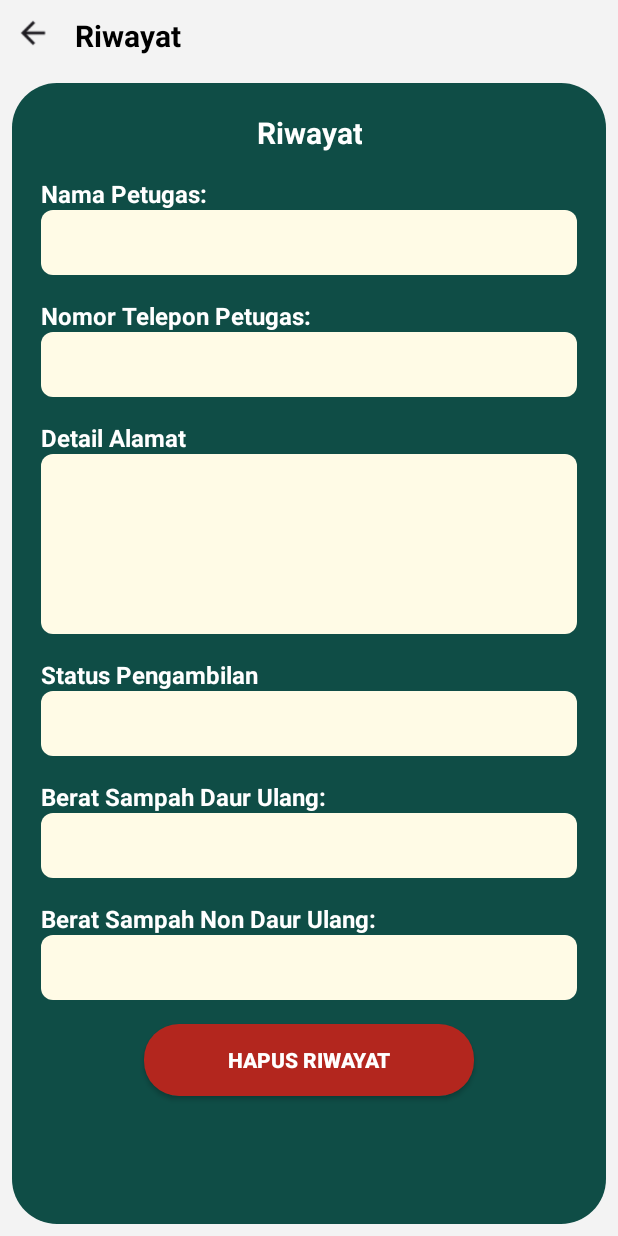
After one commit to zihancahya30/Re-LIFE-APP, an Android app built with Jetpack Compose: the RiwayatCustomer screen opened directly, with no data from a screen before it, on a phone screen of 412 x 824 dp. The commit adds this screen. Run offline under Robolectric (Android 15) with nearby library versions, the phone set to English and light mode, and no system bars; our stand-ins replace Firebase (no records; nobody signed in at launch, a user with empty details on screens opened directly).

Commit message:
kurang 1 step lagi le

```diff
--- a/app/src/main/AndroidManifest.xml
+++ b/app/src/main/AndroidManifest.xml
@@ -83,5 +83,8 @@
         <activity
             android:name=".AktivitasCustomer"
             android:theme="@style/Theme.AppCompat.Light" />
+        <activity
+            android:name=".RiwayatCustomer"
+            android:theme="@style/Theme.AppCompat.Light" />
     </application>
 </manifest>
--- /dev/null
+++ b/app/src/main/java/pnm/ac/id/re_life/RiwayatCustomer.kt
@@ -0,0 +1,86 @@
+package pnm.ac.id.re_life
+
+import android.os.Bundle
+import android.widget.Button
+import android.widget.ImageView
+import android.widget.TextView
+import android.widget.Toast
+import androidx.appcompat.app.AppCompatActivity
+import com.google.firebase.database.*
+import pnm.ac.id.re_life.model.Pesanan
+
+class RiwayatCustomer : AppCompatActivity() {
+
+    private lateinit var db: DatabaseReference
+
+    private lateinit var namaPetugasTV: TextView
+    private lateinit var nomorTeleponTV: TextView
+    private lateinit var detailAlamatTV: TextView
+    private lateinit var statusTV: TextView
+    private lateinit var beratSampahDaurUlangTV: TextView
+    private lateinit var beratSampahNonDaurUlangTV: TextView
+    private lateinit var btnHapusRiwayat: Button
+    private lateinit var btnBack: ImageView
+
+    override fun onCreate(savedInstanceState: Bundle?) {
+        super.onCreate(savedInstanceState)
+        setContentView(R.layout.riwayat_customer)
+
+        // Inisialisasi Firebase Database
+        db = FirebaseDatabase.getInstance().getReference("Orders")
+
+        // Ambil id pesanan yang dikirim dari AktivitasCustomer
+        val pesananId = intent.getStringExtra("PESANAN_ID")
+
+        supportActionBar?.hide()
+
+        // Inisialisasi tampilan
+        namaPetugasTV = findViewById(R.id.tvNamaPetugas)
+        nomorTeleponTV = findViewById(R.id.tvNomorTeleponPetugas)
+        detailAlamatTV = findViewById(R.id.tvDetailAlamat)
+        statusTV = findViewById(R.id.tv_status_pengambilan)
+        beratSampahDaurUlangTV = findViewById(R.id.berat_sampah_daur_ulang)
+        beratSampahNonDaurUlangTV = findViewById(R.id.berat_sampah_non_daur_ulang)
+        btnHapusRiwayat = findViewById(R.id.btn_hapus_riwayat)
+        btnBack = findViewById(R.id.btn_back) // Inisialisasi tombol back
+
+        // Tombol Back
+        btnBack.setOnClickListener {
+            // Kembali ke halaman AktivitasCustomer
+            onBackPressed() // atau finish() jika ingin menutup activity
+        }
+
+        // Ambil data pesanan dari Firebase
+        if (pesananId != null) {
+            db.child(pesananId).addValueEventListener(object : ValueEventListener {
+                override fun onDataChange(snapshot: DataSnapshot) {
+                    val pesanan = snapshot.getValue(Pesanan::class.java)
+                    if (pesanan != null) {
+                        // Menampilkan data pesanan jika ada
+                        namaPetugasTV.text = pesanan.namaPetugas?.takeIf { it.isNotEmpty() } ?: "Belum ada keterangan"
+                        nomorTeleponTV.text = pesanan.nomorPetugas?.takeIf { it.isNotEmpty() } ?: "Belum ada keterangan"
+                        detailAlamatTV.text = pesanan.detailAlamat?.takeIf { it.isNotEmpty() } ?: "Belum ada keterangan"
+                        statusTV.text = pesanan.status?.takeIf { it.isNotEmpty() } ?: "Belum ada keterangan"
+                        beratSampahDaurUlangTV.text = pesanan.beratSampahDaurUlang?.takeIf { it.isNotEmpty() } ?: "Belum ada keterangan"
+                        beratSampahNonDaurUlangTV.text = pesanan.beratSampahNonDaurUlang?.takeIf { it.isNotEmpty() } ?: "Belum ada keterangan"
+                    }
+                }
+
+                override fun onCancelled(error: DatabaseError) {
+                    Toast.makeText(this@RiwayatCustomer, "Gagal mengambil data", Toast.LENGTH_SHORT).show()
+                }
+            })
+        } else {
+            Toast.makeText(this, "Pesanan ID tidak ditemukan", Toast.LENGTH_SHORT).show()
+        }
+
+        // Tombol Hapus Riwayat
+        btnHapusRiwayat.setOnClickListener {
+            if (pesananId != null) {
+                db.child(pesananId).removeValue()
+                Toast.makeText(this, "Riwayat berhasil dihapus", Toast.LENGTH_SHORT).show()
+                finish() // Menutup activity setelah menghapus riwayat
+            }
+        }
+    }
+}
--- a/app/src/main/res/layout/riwayat_customer.xml
+++ b/app/src/main/res/layout/riwayat_customer.xml
@@ -64,6 +64,7 @@
         <TextView
             android:layout_width="match_parent"
             android:layout_height="wrap_content"
+            android:id="@+id/tvNamaPetugas"
             android:background="@drawable/bg_text_field"
             android:padding="12dp"
             android:textColor="@color/black"
@@ -82,6 +83,7 @@
             android:layout_width="match_parent"
             android:layout_height="wrap_content"
             android:background="@drawable/bg_text_field"
+            android:id="@+id/tvNomorTeleponPetugas"
             android:padding="12dp"
             android:textColor="@color/black"
             android:textSize="14sp" />
@@ -98,8 +100,9 @@
 
         <TextView
             android:layout_width="match_parent"
-            android:layout_height="190dp"
+            android:layout_height="120dp"
             android:background="@drawable/bg_text_field"
+            android:id="@+id/tvDetailAlamat"
             android:padding="12dp"
             android:text=""
             android:textColor="@color/black"
@@ -119,6 +122,7 @@
             android:layout_width="match_parent"
             android:layout_height="wrap_content"
             android:background="@drawable/bg_text_field"
+            android:id="@+id/tv_status_pengambilan"
             android:padding="12dp"
             android:textColor="@color/black"
             android:textSize="14sp" />
@@ -137,6 +141,7 @@
             android:layout_width="match_parent"
             android:layout_height="wrap_content"
             android:background="@drawable/bg_text_field"
+            android:id="@+id/berat_sampah_daur_ulang"
             android:padding="12dp"
             android:textColor="@color/black"
             android:textSize="14sp" />
@@ -154,6 +159,7 @@
             android:layout_width="match_parent"
             android:layout_height="wrap_content"
             android:background="@drawable/bg_text_field"
+            android:id="@+id/berat_sampah_non_daur_ulang"
             android:padding="12dp"
             android:textColor="@color/black"
             android:textSize="14sp" />
```
Also changed, not shown: app/src/main/java/pnm/ac/id/re_life/AktivitasCustomer.kt (+14 -3 lines), app/src/main/java/pnm/ac/id/re_life/Pesanan.kt (+11 -7 lines), app/src/main/java/pnm/ac/id/re_life/RiwayatPesananAdapter.kt (deleted, +0 -25 lines), app/src/main/java/pnm/ac/id/re_life/SedangBerlangsungAdapter.kt (+9 -6 lines).
